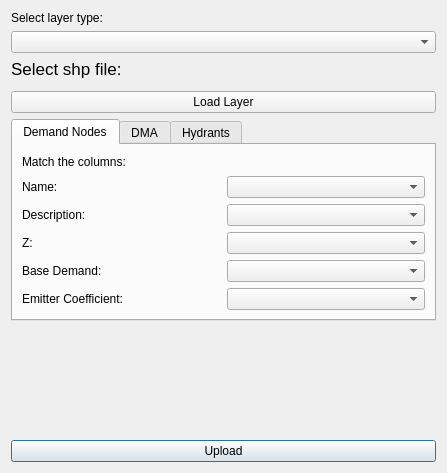
The window that ui/watering_shpImport_dialog.ui (Ingeniousware/QGISWaterIng) describes before a commit, drawn with Qt 5.
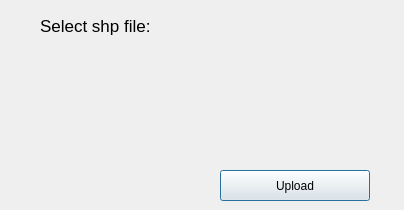
The same window after the commit. The open tabs and pages were chosen to show the change. Custom widgets are drawn as their Qt base class.

Commit message: wip - streaming requests get for demand nodes

Patch:
```diff
--- a/ui/watering_shpImport_dialog.ui
+++ b/ui/watering_shpImport_dialog.ui
@@ -9,224 +9,56 @@
    <rect>
     <x>0</x>
     <y>0</y>
-    <width>447</width>
-    <height>473</height>
+    <width>404</width>
+    <height>210</height>
    </rect>
   </property>
   <property name="windowTitle">
    <string>Watering SHP Import</string>
   </property>
-  <layout class="QGridLayout" name="gridLayout">
-   <item row="3" column="0">
-    <widget class="QgsFileWidget" name="newSHPDirectory">
-     <property name="maximumSize">
-      <size>
-       <width>16777215</width>
-       <height>23</height>
-      </size>
-     </property>
-    </widget>
-   </item>
-   <item row="5" column="0">
-    <widget class="QTabWidget" name="TabWidget">
-     <property name="enabled">
-      <bool>true</bool>
-     </property>
-     <property name="currentIndex">
-      <number>1</number>
-     </property>
-     <property name="tabBarAutoHide">
-      <bool>false</bool>
-     </property>
-     <widget class="QWidget" name="DemandPage" native="true">
-      <attribute name="title">
-       <string>Demand Nodes</string>
-      </attribute>
-      <layout class="QGridLayout" name="gridLayout_2">
-       <item row="1" column="1">
-        <widget class="QComboBox" name="nameComboBox"/>
-       </item>
-       <item row="2" column="1">
-        <widget class="QComboBox" name="descriptionComboBox"/>
-       </item>
-       <item row="3" column="1">
-        <widget class="QComboBox" name="zComboBox"/>
-       </item>
-       <item row="4" column="0">
-        <widget class="QLabel" name="demandLabel">
-         <property name="text">
-          <string>Base Demand:</string>
-         </property>
-        </widget>
-       </item>
-       <item row="1" column="0">
-        <widget class="QLabel" name="nameLabel">
-         <property name="text">
-          <string>Name:</string>
-         </property>
-        </widget>
-       </item>
-       <item row="0" column="0">
-        <widget class="QLabel" name="matchLabel">
-         <property name="text">
-          <string>Match the columns:</string>
-         </property>
-        </widget>
-       </item>
-       <item row="4" column="1">
-        <widget class="QComboBox" name="demandComboBox"/>
-       </item>
-       <item row="2" column="0">
-        <widget class="QLabel" name="descriptionLabel">
-         <property name="text">
-          <string>Description:</string>
-         </property>
-        </widget>
-       </item>
-       <item row="3" column="0">
-        <widget class="QLabel" name="zLabel">
-         <property name="text">
-          <string>Z:</string>
-         </property>
-        </widget>
-       </item>
-       <item row="5" column="0">
-        <widget class="QLabel" name="emitterLabel">
-         <property name="text">
-          <string>Emitter Coefficient:</string>
-         </property>
-        </widget>
-       </item>
-       <item row="5" column="1">
-        <widget class="QComboBox" name="emitterComboBox"/>
-       </item>
-      </layout>
-     </widget>
-     <widget class="QWidget" name="DMAPage">
-      <attribute name="title">
-       <string>DMA</string>
-      </attribute>
-      <layout class="QGridLayout" name="gridLayout_3">
-       <item row="1" column="1">
-        <widget class="QComboBox" name="nameDMAcomboBox"/>
-       </item>
-       <item row="2" column="1">
-        <widget class="QComboBox" name="descriptionDMAcomboBox"/>
-       </item>
-       <item row="2" column="0">
-        <widget class="QLabel" name="label_2">
-         <property name="text">
-          <string>Description</string>
-         </property>
-        </widget>
-       </item>
-       <item row="1" column="0">
-        <widget class="QLabel" name="label">
-         <property name="text">
-          <string>Name:</string>
-         </property>
-        </widget>
-       </item>
-       <item row="0" column="0">
-        <widget class="QLabel" name="label_3">
-         <property name="text">
-          <string>Match the columns:</string>
-         </property>
-        </widget>
-       </item>
-       <item row="3" column="0">
-        <spacer name="verticalSpacer_2">
-         <property name="orientation">
-          <enum>Qt::Vertical</enum>
-         </property>
-         <property name="sizeHint" stdset="0">
-          <size>
-           <width>20</width>
-           <height>40</height>
-          </size>
-         </property>
-        </spacer>
-       </item>
-      </layout>
-     </widget>
-     <widget class="QWidget" name="hydrantsPage">
-      <attribute name="title">
-       <string>Hydrants</string>
-      </attribute>
-     </widget>
-    </widget>
-   </item>
-   <item row="1" column="0">
-    <widget class="QComboBox" name="LayerTypeCBox">
-     <property name="maximumSize">
-      <size>
-       <width>16777215</width>
-       <height>32</height>
-      </size>
-     </property>
-    </widget>
-   </item>
-   <item row="9" column="0">
-    <widget class="QPushButton" name="uploadShpFile">
-     <property name="text">
-      <string>Upload</string>
-     </property>
-    </widget>
-   </item>
-   <item row="0" column="0">
-    <widget class="QLabel" name="LayerTypeLabel">
-     <property name="maximumSize">
-      <size>
-       <width>16777215</width>
-       <height>23</height>
-      </size>
-     </property>
-     <property name="text">
-      <string>Select layer type:</string>
-     </property>
-    </widget>
-   </item>
-   <item row="2" column="0">
-    <widget class="QLabel" name="selectFileLabel">
-     <property name="maximumSize">
-      <size>
-       <width>16777215</width>
-       <height>24</height>
-      </size>
-     </property>
-     <property name="font">
-      <font>
-       <pointsize>13</pointsize>
-       <weight>50</weight>
-       <bold>false</bold>
-      </font>
-     </property>
-     <property name="text">
-      <string>Select shp file:</string>
-     </property>
-    </widget>
-   </item>
-   <item row="8" column="0">
-    <spacer name="verticalSpacer">
-     <property name="orientation">
-      <enum>Qt::Vertical</enum>
-     </property>
-     <property name="sizeHint" stdset="0">
-      <size>
-       <width>20</width>
-       <height>40</height>
-      </size>
-     </property>
-    </spacer>
-   </item>
-   <item row="4" column="0">
-    <widget class="QPushButton" name="loadLayerButton">
-     <property name="text">
-      <string>Load Layer</string>
-     </property>
-    </widget>
-   </item>
-  </layout>
+  <widget class="QLabel" name="selectFileLabel">
+   <property name="geometry">
+    <rect>
+     <x>40</x>
+     <y>16</y>
+     <width>200</width>
+     <height>20</height>
+    </rect>
+   </property>
+   <property name="font">
+    <font>
+     <pointsize>13</pointsize>
+     <weight>50</weight>
+     <bold>false</bold>
+    </font>
+   </property>
+   <property name="text">
+    <string>Select shp file:</string>
+   </property>
+  </widget>
+  <widget class="QgsFileWidget" name="newSHPDirectory">
+   <property name="geometry">
+    <rect>
+     <x>40</x>
+     <y>40</y>
+     <width>331</width>
+     <height>21</height>
+    </rect>
+   </property>
+  </widget>
+  <widget class="QPushButton" name="uploadShpFile">
+   <property name="geometry">
+    <rect>
+     <x>220</x>
+     <y>170</y>
+     <width>150</width>
+     <height>31</height>
+    </rect>
+   </property>
+   <property name="text">
+    <string>Upload</string>
+   </property>
+  </widget>
  </widget>
  <customwidgets>
   <customwidget>
```
The commit also changes 6 other files.
